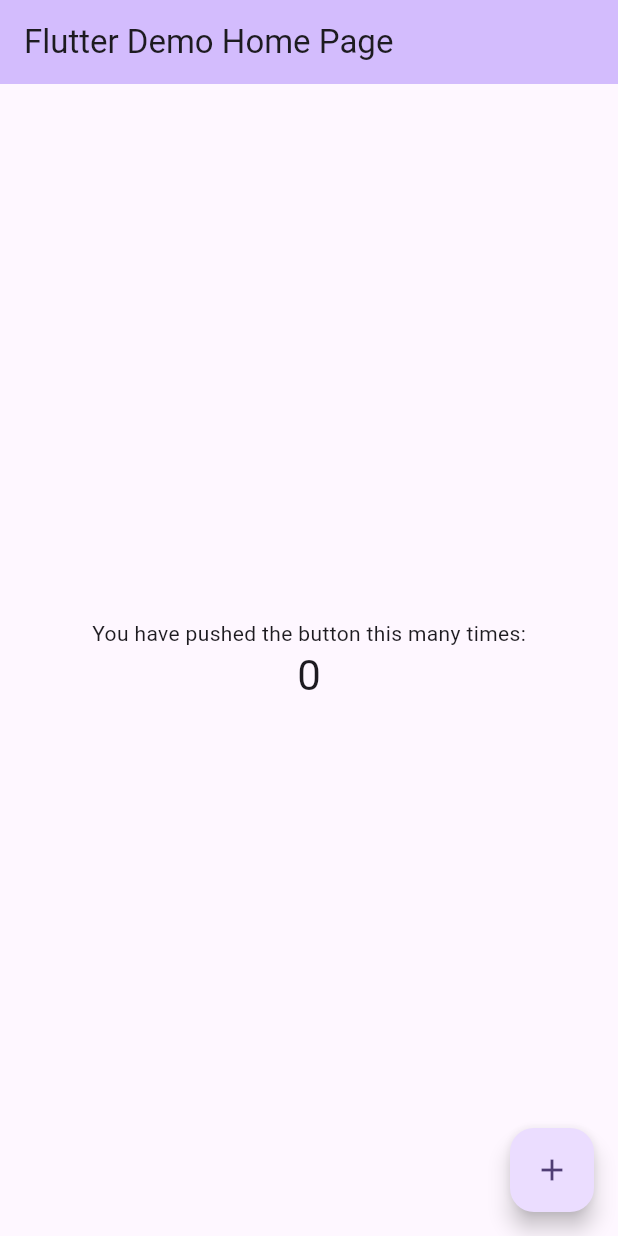
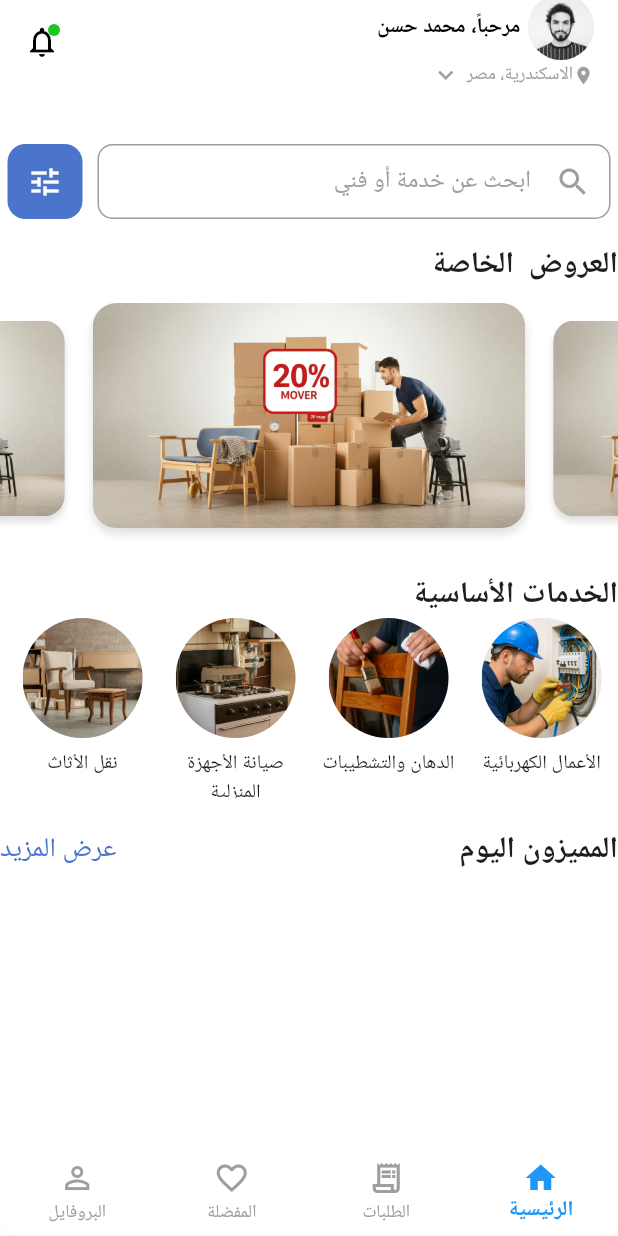
Before and after one commit to mona-alrayes/furniture_movers_project, a Flutter app: the screen it shows after launch, on a phone screen of 412 x 824 dp. Run offline on Flutter 3.47's test engine with Material 3 defaults, Android fonts, the light colour scheme and no system bars; drawn by our look-alikes of carousel_slider.

Commit message:
HomeScreen and bottomNavgationBar and Service and Today's Featured

```diff
--- a/lib/main.dart
+++ b/lib/main.dart
@@ -1,4 +1,5 @@
 import 'package:flutter/material.dart';
+import 'package:furniture_movers_project/screens/home/home_screen.dart';
 
 void main() {
   runApp(const MyApp());
@@ -11,112 +12,12 @@ class MyApp extends StatelessWidget {
   @override
   Widget build(BuildContext context) {
     return MaterialApp(
+      debugShowCheckedModeBanner: false,
       title: 'Flutter Demo',
       theme: ThemeData(
-        // This is the theme of your application.
-        //
-        // TRY THIS: Try running your application with "flutter run". You'll see
-        // the application has a purple toolbar. Then, without quitting the app,
-        // try changing the seedColor in the colorScheme below to Colors.green
-        // and then invoke "hot reload" (save your changes or press the "hot
-        // reload" button in a Flutter-supported IDE, or press "r" if you used
-        // the command line to start the app).
-        //
-        // Notice that the counter didn't reset back to zero; the application
-        // state is not lost during the reload. To reset the state, use hot
-        // restart instead.
-        //
-        // This works for code too, not just values: Most code changes can be
-        // tested with just a hot reload.
         colorScheme: ColorScheme.fromSeed(seedColor: Colors.deepPurple),
       ),
-      home: const MyHomePage(title: 'Flutter Demo Home Page'),
+      home: HomeScreen(),
     );
   }
 }
-
-class MyHomePage extends StatefulWidget {
-  const MyHomePage({super.key, required this.title});
-
-  // This widget is the home page of your application. It is stateful, meaning
-  // that it has a State object (defined below) that contains fields that affect
-  // how it looks.
-
-  // This class is the configuration for the state. It holds the values (in this
-  // case the title) provided by the parent (in this case the App widget) and
-  // used by the build method of the State. Fields in a Widget subclass are
-  // always marked "final".
-
-  final String title;
-
-  @override
-  State<MyHomePage> createState() => _MyHomePageState();
-}
-
-class _MyHomePageState extends State<MyHomePage> {
-  int _counter = 0;
-
-  void _incrementCounter() {
-    setState(() {
-      // This call to setState tells the Flutter framework that something has
-      // changed in this State, which causes it to rerun the build method below
-      // so that the display can reflect the updated values. If we changed
-      // _counter without calling setState(), then the build method would not be
-      // called again, and so nothing would appear to happen.
-      _counter++;
-    });
-  }
-
-  @override
-  Widget build(BuildContext context) {
-    // This method is rerun every time setState is called, for instance as done
-    // by the _incrementCounter method above.
-    //
-    // The Flutter framework has been optimized to make rerunning build methods
-    // fast, so that you can just rebuild anything that needs updating rather
-    // than having to individually change instances of widgets.
-    return Scaffold(
-      appBar: AppBar(
-        // TRY THIS: Try changing the color here to a specific color (to
-        // Colors.amber, perhaps?) and trigger a hot reload to see the AppBar
-        // change color while the other colors stay the same.
-        backgroundColor: Theme.of(context).colorScheme.inversePrimary,
-        // Here we take the value from the MyHomePage object that was created by
-        // the App.build method, and use it to set our appbar title.
-        title: Text(widget.title),
-      ),
-      body: Center(
-        // Center is a layout widget. It takes a single child and positions it
-        // in the middle of the parent.
-        child: Column(
-          // Column is also a layout widget. It takes a list of children and
-          // arranges them vertically. By default, it sizes itself to fit its
-          // children horizontally, and tries to be as tall as its parent.
-          //
-          // Column has various properties to control how it sizes itself and
-          // how it positions its children. Here we use mainAxisAlignment to
-          // center the children vertically; the main axis here is the vertical
-          // axis because Columns are vertical (the cross axis would be
-          // horizontal).
-          //
-          // TRY THIS: Invoke "debug painting" (choose the "Toggle Debug Paint"
-          // action in the IDE, or press "p" in the console), to see the
-          // wireframe for each widget.
-          mainAxisAlignment: MainAxisAlignment.center,
-          children: <Widget>[
-            const Text('You have pushed the button this many times:'),
-            Text(
-              '$_counter',
-              style: Theme.of(context).textTheme.headlineMedium,
-            ),
-          ],
-        ),
-      ),
-      floatingActionButton: FloatingActionButton(
-        onPressed: _incrementCounter,
-        tooltip: 'Increment',
-        child: const Icon(Icons.add),
-      ), // This trailing comma makes auto-formatting nicer for build methods.
-    );
-  }
-}
--- /dev/null
+++ b/lib/screens/home/controllers/user_controller.dart
@@ -0,0 +1,13 @@
+class UserController {
+  String userName = "محمد حسن";
+  String userLocation = "الاسكندرية، مصر";
+  String profileImageUrl = "assets/images/profile.jpg";
+
+  // Future<void> fetchUserData() async {
+  //   await Future.delayed(Duration(seconds: 1)); // محاكاة انتظار API
+  //   // بعد جلب البيانات من API يتم التحديث
+  //   userName = "محمد حسن";
+  //   userLocation = "الاسكندرية، مصر";
+  //   profileImageUrl = "https://i.pravatar.cc/100";
+  // }
+}
--- a/lib/screens/home/home_screen.dart
+++ b/lib/screens/home/home_screen.dart
@@ -0,0 +1,115 @@
+import 'package:flutter/material.dart';
+import 'package:furniture_movers_project/core/theme/colors.dart';
+import 'package:furniture_movers_project/screens/home/controllers/user_controller.dart';
+import 'package:furniture_movers_project/screens/home/wedgit/custom_appar.dart';
+import 'package:furniture_movers_project/screens/home/wedgit/custom_searchbar%20.dart';
+import 'package:furniture_movers_project/screens/home/wedgit/custom_title.dart';
+import 'package:furniture_movers_project/screens/home/wedgit/service.dart';
+import 'package:furniture_movers_project/screens/home/wedgit/slidar.dart';
+
+class HomeScreen extends StatefulWidget {
+  const HomeScreen({super.key});
+
+  @override
+  State<HomeScreen> createState() => _HomeScreenState();
+}
+
+class _HomeScreenState extends State<HomeScreen> {
+  final UserController _controller = UserController();
+  bool isLoading = true;
+
+  @override
+  void initState() {
+    super.initState();
+    loadUserData();
+  }
+
+  Future<void> loadUserData() async {
+    // await _controller.fetchUserData();
+    setState(() {
+      isLoading = false;
+    });
+  }
+
+  int _currentIndex = 0;
+  final List<Widget> _screens = [HomeScreen()];
+  void _onItemTapped(int index) {
+    setState(() {
+      _currentIndex = index;
+    });
+  }
+
+  @override
+  Widget build(BuildContext context) {
+    return Directionality(
+      textDirection: TextDirection.rtl,
+      child: Scaffold(
+        backgroundColor: Colors.white,
+        appBar: CustomAppBar(),
+        body: SingleChildScrollView(
+          child: Column(
+            crossAxisAlignment: CrossAxisAlignment.start,
+            children: [
+              CustomSearchBar(),
+              CustomTitle(Title: "العروض  الخاصة"),
+              SizedBox(height: 10),
+              ServicesSlider(),
+              CustomTitle(Title: "الخدمات الأساسية"),
+              ServicesList(),
+              SizedBox(height: 20),
+              Row(
+                mainAxisAlignment: MainAxisAlignment.spaceBetween,
+                children: [
+                  CustomTitle(Title: "المميزون اليوم"),
+                  Text(
+                    "عرض المزيد",
+                    style: TextStyle(fontSize: 18, color: AppColors.primary),
+                  ),
+                ],
+              ),
+            ],
+          ),
+        ),
+        bottomNavigationBar: ClipRRect(
+          borderRadius: BorderRadius.only(
+            bottomLeft: Radius.circular(10.0),
+            bottomRight: Radius.circular(10.0),
+          ),
+
+          child: BottomNavigationBar(
+            backgroundColor: AppColors.white,
+            type: BottomNavigationBarType.fixed, // لمنع التحريك أو الاختفاء
+            currentIndex: _currentIndex,
+            onTap: _onItemTapped,
+            selectedItemColor: Colors.blue, // لون العنصر النشط
+            unselectedItemColor: Colors.grey,
+            selectedLabelStyle: TextStyle(fontWeight: FontWeight.bold),
+
+            items: const [
+              BottomNavigationBarItem(
+                icon: Icon(Icons.home_outlined),
+                activeIcon: Icon(Icons.home), // أيقونة مملوءة عند التحديد
+                label: 'الرئيسية',
+              ),
+              BottomNavigationBarItem(
+                icon: Icon(Icons.receipt_long_outlined),
+                activeIcon: Icon(Icons.receipt_long),
+                label: 'الطلبات',
+              ),
+              BottomNavigationBarItem(
+                icon: Icon(Icons.favorite_border),
+                activeIcon: Icon(Icons.favorite),
+                label: 'المفضلة',
+              ),
+              BottomNavigationBarItem(
+                icon: Icon(Icons.person_outline),
+                activeIcon: Icon(Icons.person),
+                label: 'البروفايل',
+              ),
+            ],
+          ),
+        ),
+      ),
+    );
+  }
+}
--- /dev/null
+++ b/lib/screens/home/wedgit/custom_appar.dart
@@ -0,0 +1,82 @@
+import 'package:flutter/material.dart';
+
+class CustomAppBar extends StatelessWidget implements PreferredSizeWidget {
+  const CustomAppBar({super.key});
+
+  @override
+  Size get preferredSize => const Size.fromHeight(80);
+
+  @override
+  Widget build(BuildContext context) {
+    return AppBar(
+      automaticallyImplyLeading: false,
+      backgroundColor: Colors.white,
+      elevation: 0,
+      title: Row(
+        mainAxisAlignment: MainAxisAlignment.spaceBetween,
+        children: [
+          // معلومات المستخدم باستخدام ListTile
+          Expanded(
+            child: ListTile(
+              contentPadding: EdgeInsets.zero,
+
+              title: Row(
+                children: [
+                  CircleAvatar(
+                    radius: 22,
+                    backgroundImage: AssetImage('assets/images/profile.jpg'),
+                  ),
+                  SizedBox(width: 5),
+                  const Text(
+                    'مرحباً، محمد حسن',
+                    style: TextStyle(
+                      fontSize: 14,
+                      fontWeight: FontWeight.bold,
+                      color: Colors.black,
+                    ),
+                    textAlign: TextAlign.right,
+                  ),
+                ],
+              ),
+              subtitle: Row(
+                mainAxisAlignment: MainAxisAlignment.start,
+                children: const [
+                  Icon(Icons.location_on, size: 14, color: Colors.grey),
+
+                  Text(
+                    'الاسكندرية، مصر',
+                    style: TextStyle(fontSize: 12, color: Colors.grey),
+                  ),
+                  SizedBox(width: 4),
+                  Icon(
+                    Icons.keyboard_arrow_down_outlined,
+                    size: 20,
+                    color: Colors.grey,
+                  ),
+                ],
+              ),
+            ),
+          ),
+          // أيقونة الجرس
+          Stack(
+            children: [
+              const Icon(Icons.notifications_none, color: Colors.black),
+              Positioned(
+                top: 0,
+                right: 0,
+                child: Container(
+                  width: 8,
+                  height: 8,
+                  decoration: const BoxDecoration(
+                    color: Color(0xFF1FC61F),
+                    shape: BoxShape.circle,
+                  ),
+                ),
+              ),
+            ],
+          ),
+        ],
+      ),
+    );
+  }
+}
--- /dev/null
+++ b/lib/screens/home/wedgit/custom_searchbar .dart
@@ -0,0 +1,55 @@
+import 'package:flutter/material.dart';
+import 'package:furniture_movers_project/core/theme/colors.dart';
+
+class CustomSearchBar extends StatelessWidget {
+  const CustomSearchBar({super.key});
+
+  @override
+  Widget build(BuildContext context) {
+    return Padding(
+      padding: const EdgeInsets.symmetric(horizontal: 5, vertical: 16),
+      child: Row(
+        children: [
+          // صندوق البحث
+          Expanded(
+            child: Container(
+              height: 50,
+              decoration: BoxDecoration(
+                color: Colors.white,
+                borderRadius: BorderRadius.circular(10),
+                border: Border.all(
+                  color: Colors.grey, // لون الحدود
+                  width: 1, // سماكة الحدود
+                ),
+              ),
+              padding: const EdgeInsets.symmetric(horizontal: 12),
+              child: TextField(
+                textAlign: TextAlign.right,
+                decoration: InputDecoration(
+                  icon: Icon(Icons.search, color: Colors.grey),
+                  hintText: 'ابحث عن خدمة أو فني',
+                  hintStyle: TextStyle(color: Colors.grey),
+                  border: InputBorder.none,
+                ),
+              ),
+            ),
+          ),
+          // زر الإعدادات الأزرق
+          SizedBox(width: 10),
+          Container(
+            height: 50,
+            width: 50,
+            decoration: BoxDecoration(
+              color: AppColors.primary, // اللون الأزرق المستخدم
+              borderRadius: BorderRadius.circular(12),
+            ),
+            child: const Icon(
+              Icons.tune, // أو Icons.filter_list_alt
+              color: Colors.white,
+            ),
+          ),
+        ],
+      ),
+    );
+  }
+}
--- /dev/null
+++ b/lib/screens/home/wedgit/custom_title.dart
@@ -0,0 +1,22 @@
+import 'package:flutter/material.dart';
+import 'package:furniture_movers_project/core/theme/colors.dart';
+
+class CustomTitle extends StatelessWidget {
+  final String Title;
+  const CustomTitle({super.key, required this.Title});
+
+  @override
+  Widget build(BuildContext context) {
+    return Directionality(
+      textDirection: TextDirection.rtl,
+      child: Text(
+        Title,
+        style: TextStyle(
+          fontSize: 20,
+          color: AppColors.black,
+          fontWeight: FontWeight.bold,
+        ),
+      ),
+    );
+  }
+}
--- /dev/null
+++ b/lib/screens/home/wedgit/service.dart
@@ -0,0 +1,58 @@
+import 'package:flutter/material.dart';
+
+class Service {
+  final String title;
+  final String imageAsset;
+
+  Service({required this.title, required this.imageAsset});
+}
+
+// قائمة ثابتة
+final List<Service> services = [
+  Service(title: 'الأعمال الكهربائية', imageAsset: 'assets/images/001.png'),
+  Service(title: 'الدهان والتشطيبات', imageAsset: 'assets/images/002.png'),
+  Service(title: 'صيانة الأجهزة المنزلية', imageAsset: 'assets/images/003.png'),
+  Service(title: 'نقل الأثاث', imageAsset: 'assets/images/004.png'),
+  Service(title: 'صيانة الأجهزة المنزلية', imageAsset: 'assets/images/003.png'),
+];
+
+class ServicesList extends StatelessWidget {
+  @override
+  Widget build(BuildContext context) {
+    return SizedBox(
+      height: 120,
+      child: ListView(
+        scrollDirection: Axis.horizontal,
+        children:
+            services.map((service) {
+              return Padding(
+                padding: const EdgeInsets.symmetric(horizontal: 6),
+                child: Column(
+                  mainAxisSize: MainAxisSize.min,
+                  children: [
+                    CircleAvatar(
+                      radius: 40,
+                      backgroundImage: AssetImage(service.imageAsset),
+                    ),
+                    SizedBox(height: 8),
+                    Expanded(
+                      child: Container(
+                        width: 90, // زِد العرض قليلاً لتناسب الكلمات الطويلة
+                        child: Text(
+                          service.title,
+                          textAlign: TextAlign.center,
+                          style: TextStyle(fontSize: 13),
+                          maxLines: 2, // لا يزيد عن سطرين
+                          overflow: TextOverflow.visible, // لا تقطع النص
+                          softWrap: true, // اسمح بالالتفاف التلقائي
+                        ),
+                      ),
+                    ),
+                  ],
+                ),
+              );
+            }).toList(),
+      ),
+    );
+  }
+}
--- /dev/null
+++ b/lib/screens/home/wedgit/slidar.dart
@@ -0,0 +1,55 @@
+import 'package:flutter/material.dart';
+import 'package:carousel_slider/carousel_slider.dart';
+
+class ServicesSlider extends StatelessWidget {
+  final List<Map<String, String>> services = [
+    {
+      'image': 'assets/images/slidar.png',
+      // 'discount': '20%',
+      'label': 'MOVER',
+    },
+    // يمكنك إضافة المزيد من العناصر هنا
+  ];
+
+  @override
+  Widget build(BuildContext context) {
+    return CarouselSlider(
+      options: CarouselOptions(
+        height: 180,
+        enlargeCenterPage: true,
+        viewportFraction: 0.7,
+        autoPlay: true,
+        autoPlayInterval: Duration(seconds: 3),
+      ),
+      items:
+          services.map((service) {
+            return Builder(
+              builder: (BuildContext context) {
+                return Column(
+                  crossAxisAlignment: CrossAxisAlignment.center,
+                  children: [
+                    Container(
+                      height: 150,
+                      decoration: BoxDecoration(
+                        borderRadius: BorderRadius.circular(16),
+                        boxShadow: [
+                          BoxShadow(
+                            color: Colors.black12,
+                            blurRadius: 4,
+                            offset: Offset(0, 4),
+                          ),
+                        ],
+                        image: DecorationImage(
+                          image: AssetImage(service['image']!),
+                          fit: BoxFit.cover,
+                        ),
+                      ),
+                    ),
+                  ],
+                );
+              },
+            );
+          }).toList(),
+    );
+  }
+}
--- /dev/null
+++ b/lib/screens/profile/profile_controller.dart
@@ -0,0 +1,23 @@
+import 'package:flutter/material.dart';
+
+class ProfileController extends ChangeNotifier {
+  String userName = 'اسم المستخدم';
+  String profileImageUrl = 'https://i.pravatar.cc/150?img=3'; // رابط صورة افتراضية
+  String location = 'الرياض، السعودية';
+
+  // يمكن إضافة دوال لتحديث البيانات لاحقًا عند الربط مع API
+  void updateUserName(String newName) {
+    userName = newName;
+    notifyListeners();
+  }
+
+  void updateProfileImage(String newUrl) {
+    profileImageUrl = newUrl;
+    notifyListeners();
+  }
+
+  void updateLocation(String newLocation) {
+    location = newLocation;
+    notifyListeners();
+  }
+}
--- a/pubspec.yaml
+++ b/pubspec.yaml
@@ -31,11 +31,13 @@ dependencies:
   flutter:
     sdk: flutter
 
-  carousel_slider: ^5.1.1
-  flutter_rating_bar: ^4.0.1
+
+
   # The following adds the Cupertino Icons font to your application.
   # Use with the CupertinoIcons class for iOS style icons.
   cupertino_icons: ^1.0.8
+  carousel_slider: ^5.1.1
+  flutter_rating_bar: ^4.0.1
 
 dev_dependencies:
   flutter_test:
```
Also changed, not shown: assets/images/001.png (added), assets/images/002.png (added), assets/images/003.png (added), assets/images/004.png (added), assets/images/profile.jpg (added), assets/images/slidar.png (added), lib/screens/profile/profile_screen.dart (line endings or trailing spaces), web_entrypoint.dart (added).
